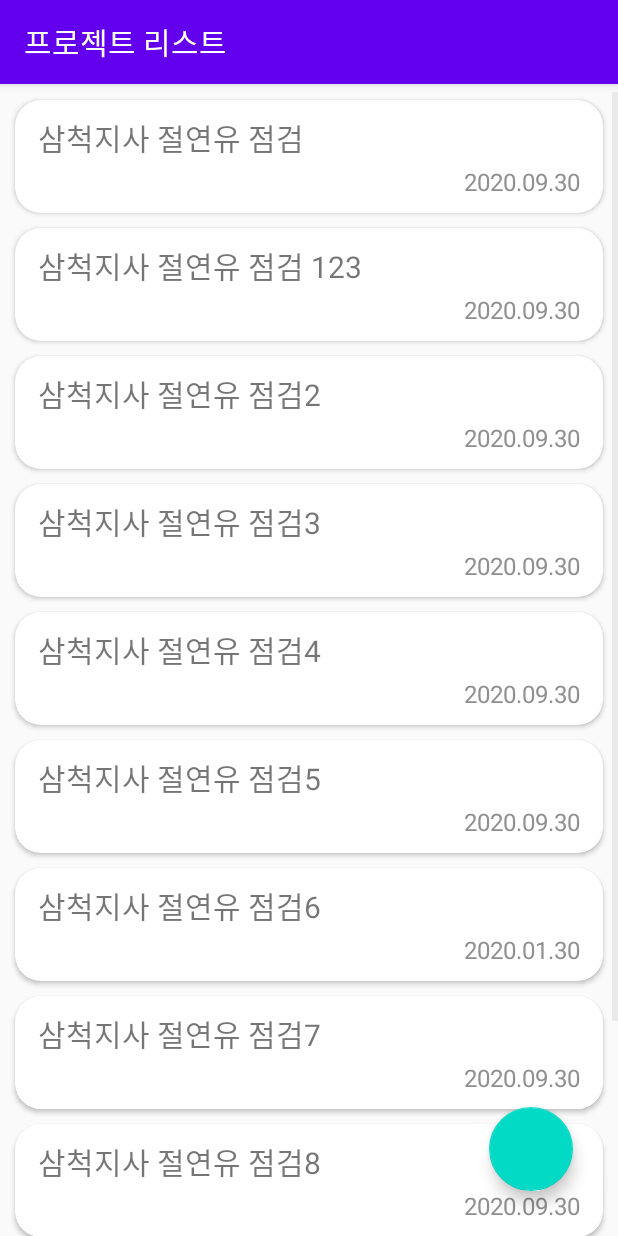
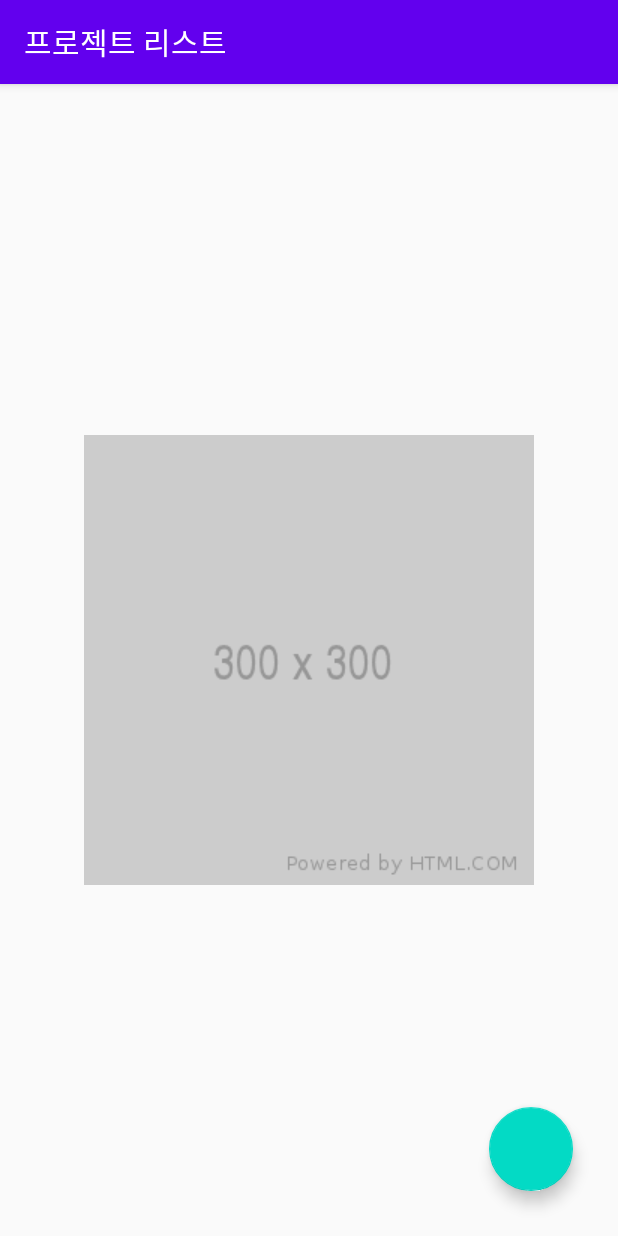
Before and after one commit to SHEELE41/KepcoCAL, an Android app: the ProjectListActivity screen opened directly, with no data from a screen before it, on a phone screen of 412 x 824 dp. Run offline under Robolectric (Android 15) with nearby library versions, the phone set to English and light mode, and no system bars; libraries missing offline, so code that uses them is left out: com.kakao.sdk.

Commit message:
Second Commit

```diff
--- a/app/src/main/java/com/mevius/kepcocal/ProjectFileManager.kt
+++ b/app/src/main/java/com/mevius/kepcocal/ProjectFileManager.kt
@@ -1,14 +1,17 @@
 package com.mevius.kepcocal
 
+import android.annotation.SuppressLint
 import android.database.Cursor
 import android.net.Uri
 import android.os.ParcelFileDescriptor
 import android.provider.OpenableColumns
+import android.util.Log
 import java.io.File
 import java.io.FileInputStream
 import java.io.FileNotFoundException
 import java.io.FileOutputStream
 import java.nio.channels.FileChannel
+import java.text.SimpleDateFormat
 
 class ProjectFileManager {
     private var pfd: ParcelFileDescriptor? = null
@@ -54,7 +57,21 @@ class ProjectFileManager {
         return (extension == "xls" || extension == "xlsx")
     }
 
-    private fun getFileName(uri: Uri): String? {
+    @SuppressLint("SimpleDateFormat")
+    fun syncList (itemDataList : ArrayList<ProjectListViewItemData>) : Int {
+        itemDataList.clear()    // Clear Existing ArrayList items. (이거 안하면 리스트에 같은게 두번 들어감, 즉 정말로 현재 존재하는 것만 보겠다는 것)
+
+        File(mOutputDir.toString()).walk().forEach {
+            if(it.extension == "xls" || it.extension == "xlsx"){    // Add excel files only
+                val projectListViewItemData = ProjectListViewItemData(it.name, SimpleDateFormat("yyyy-MM-dd").format(it.lastModified()))
+                itemDataList.add(projectListViewItemData)
+            }
+        }
+
+        return itemDataList.size
+    }
+
+    fun getFileName(uri: Uri): String? {
         var result: String? = null
         if (uri.scheme == "content") {
             val cursor: Cursor? = globalApplicationContext.contentResolver?.query(uri, null, null, null, null)
--- a/app/src/main/java/com/mevius/kepcocal/ProjectListActivity.kt
+++ b/app/src/main/java/com/mevius/kepcocal/ProjectListActivity.kt
@@ -8,7 +8,6 @@ import android.os.Bundle
 import android.util.Log
 import android.view.LayoutInflater
 import android.view.View
-import android.view.ViewGroup
 import android.widget.AutoCompleteTextView
 import androidx.appcompat.app.AppCompatActivity
 import kotlinx.android.synthetic.main.activity_project_list.*
@@ -34,23 +33,17 @@ import kotlinx.android.synthetic.main.activity_project_list.*
 
 class ProjectListActivity : AppCompatActivity() {
     private val READ_REQUEST_CODE: Int = 42     // Request Code for SAF
-    val TAG : String = "ProjectListActivity"    // Log TAG String
+    private val TAG : String = "ProjectListActivity"    // Log TAG String
+    private val projectFileManager = ProjectFileManager()   // ProjectFile(xls)Manager for save, copy, list
+    private var itemDataList = arrayListOf<ProjectListViewItemData>()
 
-    private val projectFileManager = ProjectFileManager()   // ProjectFile(xls)Manager for save, copy, list
-
-    private var itemDataList = arrayListOf<ProjectListViewItemData>(
-        ProjectListViewItemData("삼척지사 절연유 점검", "2020.09.30"),
-        ProjectListViewItemData("삼척지사 절연유 점검1", "2020.09.30"),
-        ProjectListViewItemData("삼척지사 절연유 점검2", "2020.09.30"),
-        ProjectListViewItemData("삼척지사 절연유 점검3", "2020.09.30"),
-        ProjectListViewItemData("삼척지사 절연유 점검4", "2020.09.30"),
-        ProjectListViewItemData("삼척지사 절연유 점검5", "2020.09.30"),
-        ProjectListViewItemData("삼척지사 절연유 점검6", "2020.01.30"),
-        ProjectListViewItemData("삼척지사 절연유 점검7", "2020.09.30"),
-        ProjectListViewItemData("삼척지사 절연유 점검8", "2020.09.30"),
-        ProjectListViewItemData("삼척지사 절연유 점검9", "2020.09.30"),
-        ProjectListViewItemData("삼척지사 절연유 점검09", "2020.09.30")
-    )
+    private fun sync() {
+        if(projectFileManager.syncList(itemDataList) == 0) {
+            iv_isEmpty.visibility = View.VISIBLE
+        } else {
+            iv_isEmpty.visibility = View.INVISIBLE
+        }
+    }
 
     override fun onCreate(savedInstanceState: Bundle?) {
         super.onCreate(savedInstanceState)
@@ -58,23 +51,14 @@ class ProjectListActivity : AppCompatActivity() {
 
         supportActionBar?.title = "프로젝트 리스트"    // Set AppBar Title
 
-        // 나중에 객체화 하자. 파일 리스팅
-
-        // 우선 디렉토리 읽고 디렉토리 자체가 없으면 리스트 아무것도 없음(이미지뷰)
-
-//        File(path).walk().filter { it.isFile }.toList()
+        sync()
 
         // 디렉토리는 있으나 엑셀 파일이 아무것도 없어도 리스트 아무것도 없음
         // 파일이 있으면 각각의 파일명, 수정 날짜를 읽어 어레이 리스트에 추가
         // 파일 새로 추가와 동시에 이름 바꾸기(프로젝트명과 동일하게)
-        //
 
         val listViewAdapter = ProjectListViewAdapter(this, itemDataList)    // new ListViewAdapter
         lv_project_list.adapter = listViewAdapter   // Set Apapter to Listview in xml
-        itemDataList.removeAt(1)
-        itemDataList.add(1, ProjectListViewItemData("삼척지사 절연유 점검 123", "2020.09.30"))
-//        Toast.makeText(this,ListDataArray[1].toString(), Toast.LENGTH_SHORT).show()
-//        Adapter.notifyDataSetChanged()
 
         // ListView Item onClickEvent (Start ProjectDetailActivity)
         lv_project_list.setOnItemClickListener () { parent, view, position, id ->
@@ -87,10 +71,19 @@ class ProjectListActivity : AppCompatActivity() {
             startActivity(intent)
         }
 
+//        lv_project_list.setOnItemLongClickListener() { parent, view, position, id ->
+//            val element = listViewAdapter.getItem(position)
+//            val intent = Intent(this, ProjectDetailActivity::class.java)
+//            return true
+//        }
 
-        // Floating Action Button OnClickEvent (Add Project)
+        /*
+         * [Floating Action Button onClickListener ]
+         * 프로젝트(엑셀 파일) 추가를 위한 버튼
+         * 누르면 SAF 를 통해 엑셀 파일을 선택할 수 있음
+         * 파일을 선택하면 onActivityResult 액티비티로 넘어감.
+         */
         fab_project_list.setOnClickListener(){
-
 
             // Type of Target File
             val mimeTypes = arrayOf(
@@ -118,12 +111,6 @@ class ProjectListActivity : AppCompatActivity() {
 
             startActivityForResult(intent, READ_REQUEST_CODE)   // Start Activity with RequestCode for onActivityResult
         }
-
-//        lv_project_list.setOnItemLongClickListener() { parent, view, position, id ->
-//            val element = listViewAdapter.getItem(position)
-//            val intent = Intent(this, ProjectDetailActivity::class.java)
-//            return true
-//        }
     }
 
     /*
@@ -139,7 +126,7 @@ class ProjectListActivity : AppCompatActivity() {
 
         if (requestCode == READ_REQUEST_CODE && resultCode == Activity.RESULT_OK) {     // When Result is successful
 
-            var projectNameInput : String = "example"
+            var projectNameInput : String = "filename"
 
             val builder: AlertDialog.Builder = AlertDialog.Builder(this)
             builder.setTitle("Project Name")
@@ -158,6 +145,16 @@ class ProjectListActivity : AppCompatActivity() {
 
                 data?.data?.also { uri ->
                     projectFileManager.saveFileAs(uri, projectNameInput)      // Copy File Which is selected by SAF to Internal App Storage
+                    sync()
+
+                    /*
+                    // Other way to renew List
+                    // 새로 추가될 때 입력받은 프로젝트명 + 오늘 날짜로 리스트 추가
+                    itemDataList.add(ProjectListViewItemData(
+                        "$projectNameInput.xlsx", SimpleDateFormat("yyyy-MM-dd", Locale.getDefault()).format(
+                        Date()
+                    )))
+                    */
                 }
             }
 
@@ -168,4 +165,9 @@ class ProjectListActivity : AppCompatActivity() {
             builder.show()      // Show Dialog
         }
     }
+
+    override fun onResume() {
+        super.onResume()
+        sync()
+    }
 }
--- a/app/src/main/java/com/mevius/kepcocal/ProjectListViewAdapter.kt
+++ b/app/src/main/java/com/mevius/kepcocal/ProjectListViewAdapter.kt
@@ -30,7 +30,7 @@ class ProjectListViewAdapter (val context: Context, val itemDataList : ArrayList
         val itemData = itemDataList[position]
 
         tvProjectName.text = itemData.projectName
-        tvDate.text = itemData.dateToString
+        tvDate.text = itemData.modifiedDate
 
         return view
     }
--- a/app/src/main/java/com/mevius/kepcocal/ProjectListViewItemData.kt
+++ b/app/src/main/java/com/mevius/kepcocal/ProjectListViewItemData.kt
@@ -1,3 +1,3 @@
 package com.mevius.kepcocal
 
-data class ProjectListViewItemData(var projectName : String, var dateToString : String )
+data class ProjectListViewItemData(var projectName : String, var modifiedDate : String )
--- a/app/src/main/res/layout/activity_project_list.xml
+++ b/app/src/main/res/layout/activity_project_list.xml
@@ -20,6 +20,18 @@
         android:paddingBottom="5dp"
         android:clipToPadding="false"/>
 
+    <ImageView
+        android:id="@+id/iv_isEmpty"
+        android:src="@drawable/logo"
+        android:layout_width="wrap_content"
+        android:layout_height="wrap_content"
+        app:layout_constraintTop_toTopOf="parent"
+        app:layout_constraintRight_toRightOf="parent"
+        app:layout_constraintBottom_toBottomOf="parent"
+        app:layout_constraintLeft_toLeftOf="parent"
+        android:visibility="invisible" />
+
+
     <com.google.android.material.floatingactionbutton.FloatingActionButton
         android:id="@+id/fab_project_list"
         android:layout_width="wrap_content"
```
